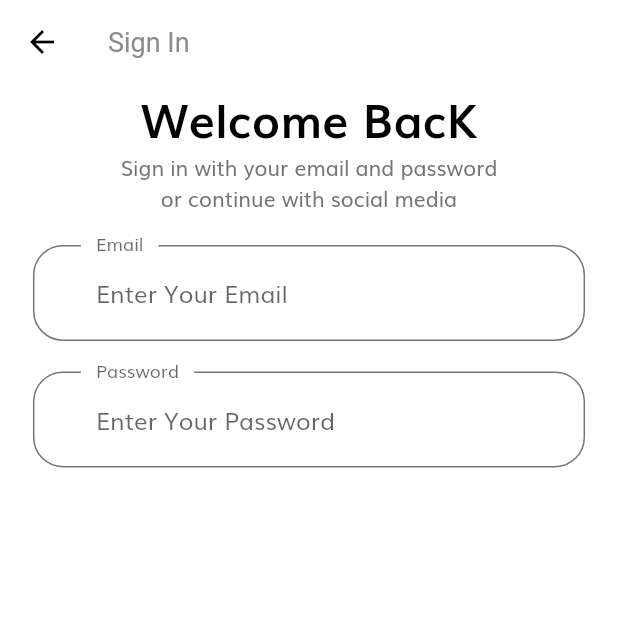
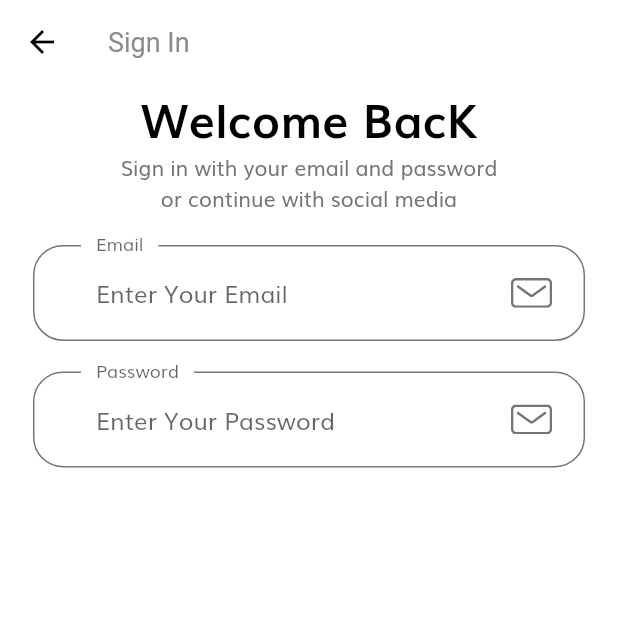
Before and after one commit to mohammad-alsharif10/commerce, a Flutter app: the screen it shows after launch, after a tap on "Continue", on a phone screen of 412 x 824 dp, the top half of it. Run offline on Flutter 3.47's test engine with Material 2 defaults, Android fonts, the phone set to English and light mode, and no system bars; our stand-ins replace flutter_svg.

Commit message:
third commit

```diff
--- a/lib/screen/sign_in/component/sign_form.dart
+++ b/lib/screen/sign_in/component/sign_form.dart
@@ -1,6 +1,6 @@
-import 'package:commerce/util/constants.dart';
 import 'package:commerce/util/size_config.dart';
 import 'package:flutter/material.dart';
+import 'package:flutter_svg/svg.dart';
 
 class SignInForm extends StatefulWidget {
   @override
@@ -17,20 +17,17 @@ class _SignInFormState extends State<SignInForm> {
             decoration: InputDecoration(
               labelText: "Email",
               hintText: "Enter Your Email",
-              contentPadding: EdgeInsets.symmetric(
-                horizontal: 42,
-                vertical: 20,
-              ),
               floatingLabelBehavior: FloatingLabelBehavior.always,
-              enabledBorder: OutlineInputBorder(
-                borderRadius: BorderRadius.circular(20),
-                borderSide: BorderSide(color: kTextColor),
-                gapPadding: 10,
-              ),
-              focusedBorder: OutlineInputBorder(
-                borderRadius: BorderRadius.circular(20),
-                borderSide: BorderSide(color: kTextColor),
-                gapPadding: 10,
+              suffixIcon: Padding(
+                padding: EdgeInsets.fromLTRB(
+                    0,
+                    getProportionateScreenWidth(20),
+                    getProportionateScreenWidth(20),
+                    getProportionateScreenWidth(20)),
+                child: SvgPicture.asset(
+                  "assets/icons/Mail.svg",
+                  height: getProportionateScreenWidth(18),
+                ),
               ),
             ),
           ),
@@ -42,19 +39,16 @@ class _SignInFormState extends State<SignInForm> {
               labelText: "Password",
               hintText: "Enter Your Password",
               floatingLabelBehavior: FloatingLabelBehavior.always,
-              contentPadding: EdgeInsets.symmetric(
-                horizontal: 42,
-                vertical: 20,
-              ),
-              enabledBorder: OutlineInputBorder(
-                borderRadius: BorderRadius.circular(20),
-                borderSide: BorderSide(color: kTextColor),
-                gapPadding: 10,
-              ),
-              focusedBorder: OutlineInputBorder(
-                borderRadius: BorderRadius.circular(20),
-                borderSide: BorderSide(color: kTextColor),
-                gapPadding: 10,
+              suffixIcon: Padding(
+                padding: EdgeInsets.fromLTRB(
+                    0,
+                    getProportionateScreenWidth(20),
+                    getProportionateScreenWidth(20),
+                    getProportionateScreenWidth(20)),
+                child: SvgPicture.asset(
+                  "assets/icons/Mail.svg",
+                  height: getProportionateScreenWidth(18),
+                ),
               ),
             ),
           ),
--- a/lib/util/theme.dart
+++ b/lib/util/theme.dart
@@ -3,11 +3,30 @@ import 'package:flutter/material.dart';
 
 ThemeData buildThemeData() {
   return ThemeData(
+    inputDecorationTheme: inputDecorationTheme(),
     appBarTheme: buildAppBarTheme(),
     scaffoldBackgroundColor: Colors.white,
     fontFamily: "Muli",
     textTheme: buildTextTheme(),
     visualDensity: VisualDensity.adaptivePlatformDensity,
+  );
+}
+
+InputDecorationTheme inputDecorationTheme() {
+  var outlineInputBorder = OutlineInputBorder(
+    borderRadius: BorderRadius.circular(20),
+    borderSide: BorderSide(color: kTextColor),
+    gapPadding: 10,
+  );
+  return InputDecorationTheme(
+    contentPadding: EdgeInsets.symmetric(
+      horizontal: 42,
+      vertical: 20,
+    ),
+    floatingLabelBehavior: FloatingLabelBehavior.always,
+    enabledBorder: outlineInputBorder,
+    focusedBorder: outlineInputBorder,
+    border: outlineInputBorder,
   );
 }
 
```
